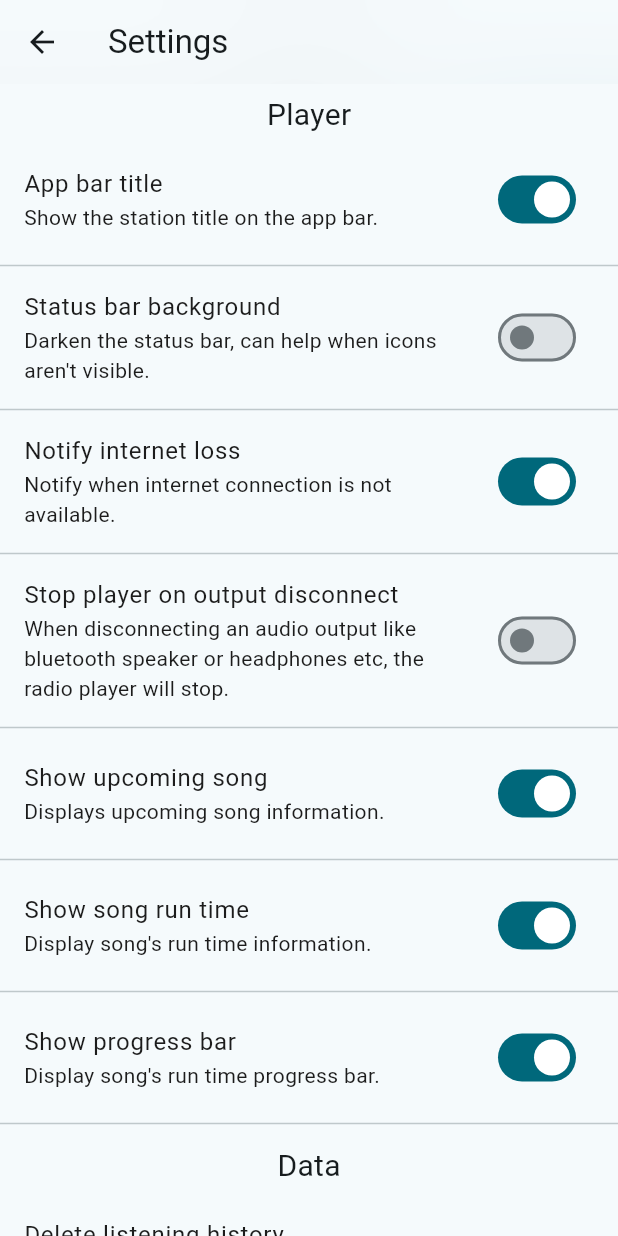
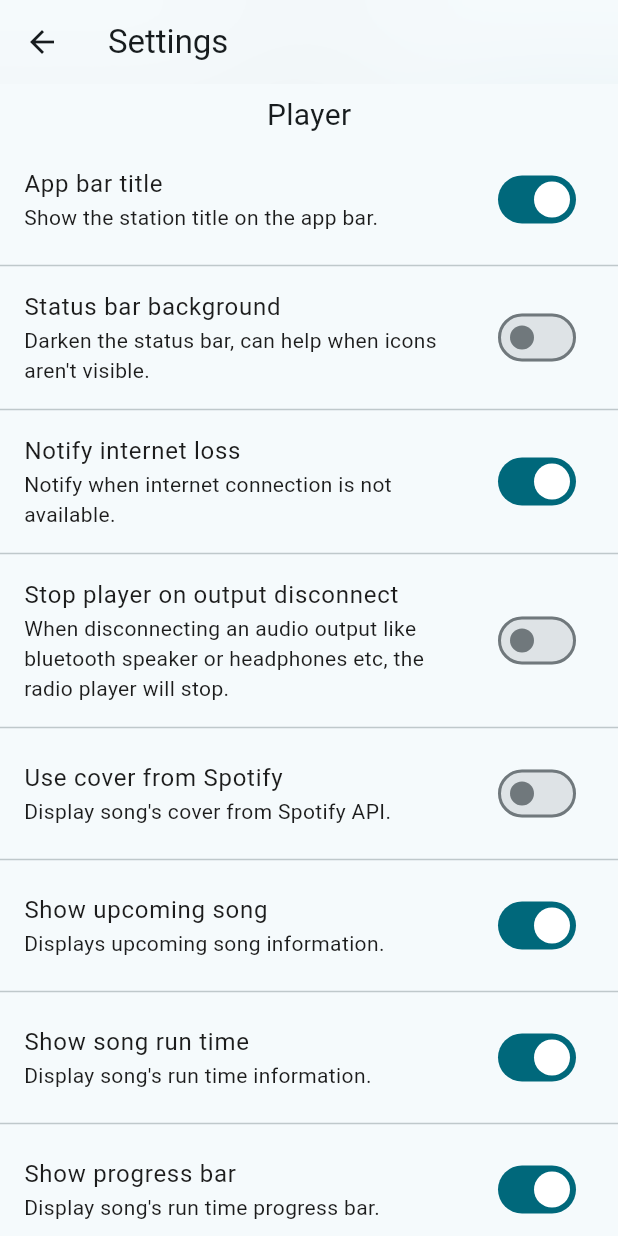
Before and after one commit to KRSLS/kradio, a Flutter app: the Settings screen opened directly, after a tap on "Stop player on output disconnect", on a phone screen of 412 x 824 dp. Run offline on Flutter 3.47's test engine with Material 3 defaults, Android fonts, the phone set to English and light mode, and no system bars; drawn by our look-alikes of flutter_animate; our stand-ins replace cached_network_image, internet_connection_checker_plus, share_plus, shared_preferences; missing offline and left inert: headset_connection_event, radio_player; accounts and stored records are empty.

Commit message:
Complete Spotify integration
This commit completes the album cover taking method from Spotify's API.
A new setting was also added.

```diff
--- a/lib/globalSettings.dart
+++ b/lib/globalSettings.dart
@@ -8,6 +8,7 @@ class GlobalSettings {
   //Player Settings
   static int radioListIndex = 1;
   static bool appBarTitle = true;
+  static bool useSongsCover = false;
   static bool statusBarBackground = false;
   static bool showRunTime = true;
   static bool showProgressBar = true;
@@ -21,6 +22,7 @@ class GlobalSettings {
     radioListIndex = prefs.getInt('radioListIndex')!;
     statusBarBackground = prefs.getBool('statusBarBackground')!;
     appBarTitle = prefs.getBool('appBarTitle')!;
+    useSongsCover = prefs.getBool('useSongsCover')!;
     showRunTime = prefs.getBool('showRunTime')!;
     showProgressBar = prefs.getBool('showProgressBar')!;
     notifyInternetLoss = prefs.getBool('notifyInternetLoss')!;
@@ -83,6 +85,7 @@ class GlobalSettings {
     prefs.setInt('radioListIndex', radioListIndex);
     prefs.setBool('statusBarBackground', statusBarBackground);
     prefs.setBool('appBarTitle', appBarTitle);
+    prefs.setBool('useSongsCover', useSongsCover);
     prefs.setBool('showRunTime', showRunTime);
     prefs.setBool('showProgressBar', showProgressBar);
     prefs.setBool('notifyInternetLoss', notifyInternetLoss);
--- a/lib/settings.dart
+++ b/lib/settings.dart
@@ -121,6 +121,18 @@ class _SettingsState extends State<Settings> {
                   onChanged: (value) {
                     setState(() {
                       GlobalSettings.stopPlayerOnDeviceDisconnect = value;
+                    });
+                    GlobalSettings.saveSettings();
+                  }),
+              const Divider(),
+              SwitchListTile.adaptive(
+                  title: const Text("Use cover from Spotify"),
+                  subtitle: const Text(
+                      "Display song's cover from Spotify API."),
+                  value: GlobalSettings.useSongsCover,
+                  onChanged: (value) {
+                    setState(() {
+                      GlobalSettings.useSongsCover = value;
                     });
                     GlobalSettings.saveSettings();
                   }),
```
Also changed, not shown: lib/home.dart (+6 -6 lines).
